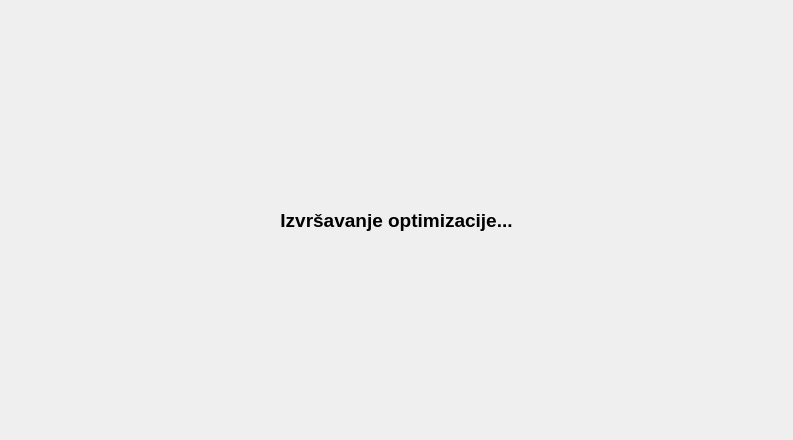
Qt form MILP_GUI/loadingscreen.ui (petarlovricc/Tube-Based-MPC-of-Hot-Water-Preparation-and-Microgrid-with-Included-Demand-Response-Provision) before a commit.
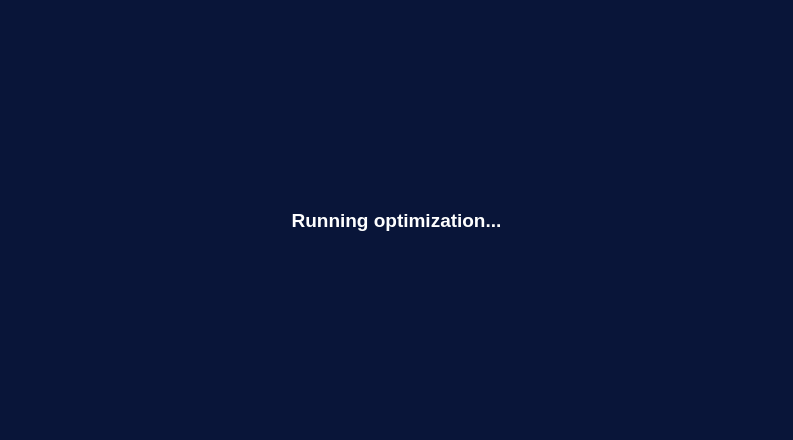
The same form after that commit.

What changed in the file:
```diff
--- a/MILP_GUI/loadingscreen.ui
+++ b/MILP_GUI/loadingscreen.ui
@@ -20,6 +20,118 @@
   <property name="windowTitle">
    <string>Form</string>
   </property>
+  <property name="styleSheet">
+   <string notr="true">QWidget {
+    color: #ffffff;
+}
+.QWidget {
+	margin: 5px;
+}
+QWidget#LoadingScreen{
+background: qlineargradient(
+        spread:pad,
+        x1:0, y1:0,
+        x2:1, y2:0,
+        stop:0   #0C0C31,     
+        stop:0.5 #06032E,     
+        stop:1   #0C0C31     
+    );	
+}
+QMainWindow {
+background-color: #0C0C31;
+}
+.QWidget {
+	background-color: #091539;
+}
+QPushButton {
+	background-color: #43A499;
+}
+QLineEdit,  QGroupBox {
+    background-color: #041c3d;
+    color: #ffffff;
+    border: 1px solid #2a628f;
+    padding: 8px 4px;
+    border-radius: 4px;
+}
+QPushButton {
+    background: qlineargradient(
+        spread:pad,
+        x1:0, y1:0,
+        x2:1, y2:0,
+        stop:0 #51FCBB,
+        stop:1 #4EE5D9
+    );
+    color: #000000;
+    font-weight: bold;
+    font-size: 14pt;
+    border: none;
+    border-radius: 5px;
+    padding: 5px 15px;
+	margin: 5px;
+}
+
+QPushButton:hover {
+    background-color: #CBFEEF
+}
+
+QSlider::handle{
+ background-color: #45CACB;
+}
+
+QSlider::handle:hover{
+ background-color: #51FDBA;
+}
+
+
+QComboBox QAbstractItemView {
+   background-color: #041c3d;
+   color: #ffffff;
+   border: 1px solid #2a628f;
+   padding: 8px;
+   border-radius: 4px;
+   selection-background-color: #555;
+   selection-color: #fff;
+	outline: 0;
+}
+
+QComboBox QAbstractItemView::item:hover {
+    background-color: #15415A;
+	outline: 0;
+}
+QComboBox QAbstractItemView::item:selected {
+    background-color: #15415A;
+	outline: 0;
+	
+}
+
+QRadioButton::hover {
+color: #51FDBA;
+}
+
+QLabel#title1 {
+	padding: 8px 16px
+}
+QLabel#title4 {
+	margin: 8px 16px
+}
+QLabel#title3 {
+	margin: 8px 16px
+}
+
+
+QSpinBox, QDateEdit, QTimeEdit, QComboBox{
+    background-color: #041c3d;
+    color: #ffffff;
+    padding: 5px 15px;
+}
+QSpinBox:hover,
+QDateEdit:hover,
+QTimeEdit:hover,
+QComboBox:hover {
+    color: #51FDBA;
+}
+</string>
+  </property>
   <layout class="QVBoxLayout" name="verticalLayout">
    <item>
     <widget class="QLabel" name="label">
@@ -32,8 +144,11 @@
        <kerning>true</kerning>
       </font>
      </property>
+     <property name="styleSheet">
+      <string notr="true"/>
+     </property>
      <property name="text">
-      <string>Izvršavanje optimizacije...</string>
+      <string>Running optimization...</string>
      </property>
      <property name="alignment">
       <set>Qt::AlignCenter</set>
```
Left out of the diff: 2 changed lines with no effect on the pictures.
